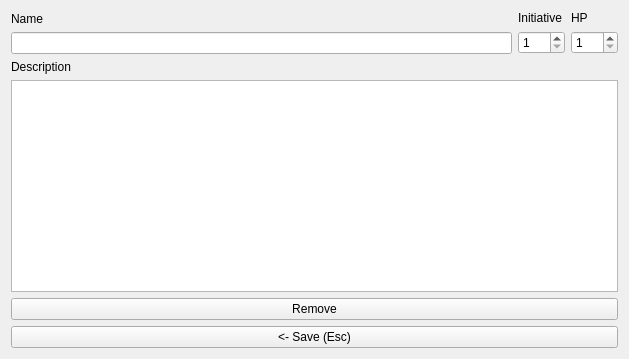
First picture: the form in ui_files/Player_Dialog.ui, repository nogasgofast/Adventure_Wrench, before the edit.
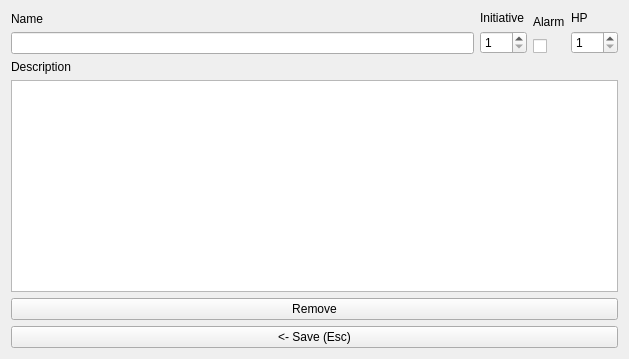
Second picture: the form after the edit.

Commit message: feature add: alarm to stop initiative tracker on specific entries.

Patch:
```diff
--- a/ui_files/Player_Dialog.ui
+++ b/ui_files/Player_Dialog.ui
@@ -93,6 +93,36 @@
        </item>
       </layout>
      </item>
+     <item>
+      <layout class="QVBoxLayout" name="verticalLayout_2">
+       <item>
+        <widget class="QLabel" name="label_alarm">
+         <property name="sizePolicy">
+          <sizepolicy hsizetype="Minimum" vsizetype="Preferred">
+           <horstretch>0</horstretch>
+           <verstretch>0</verstretch>
+          </sizepolicy>
+         </property>
+         <property name="toolTip">
+          <string>When advancing initiative creates a pop-up for this item.</string>
+         </property>
+         <property name="text">
+          <string>Alarm</string>
+         </property>
+        </widget>
+       </item>
+       <item>
+        <widget class="QCheckBox" name="checkBox_initiative_alarm">
+         <property name="toolTip">
+          <string>When advancing initiative creates a pop-up for this item.</string>
+         </property>
+         <property name="text">
+          <string/>
+         </property>
+        </widget>
+       </item>
+      </layout>
+     </item>
      <item>
       <layout class="QVBoxLayout" name="verticalLayout_hp">
        <item>
```
The commit also changes 16 other files.
